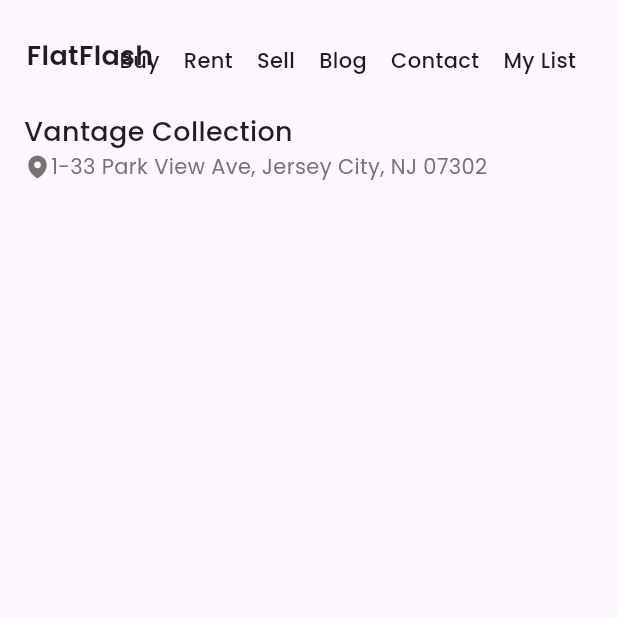
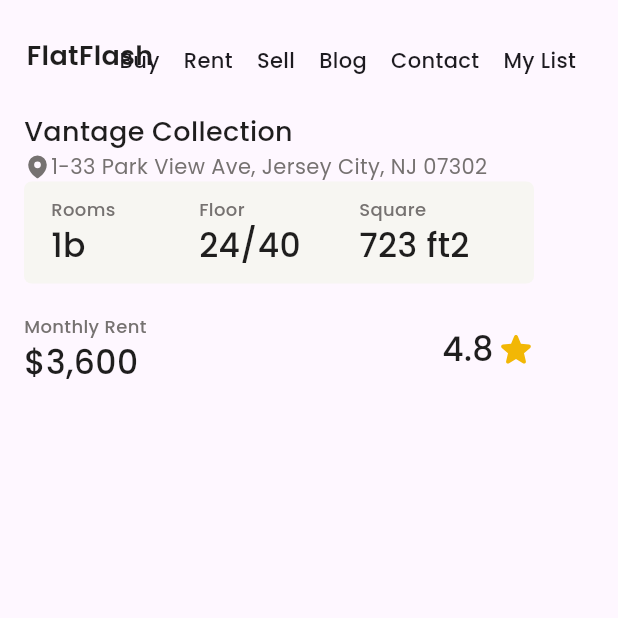
Before and after one commit to Luismi74/Real-Estate-Website-Mockup-Flutter, a Flutter app: the screen it shows after launch, on a phone screen of 412 x 824 dp, the top half of it. Run offline on Flutter 3.47's test engine with Material 2 defaults, Android fonts, the phone set to English and light mode, and no system bars; our stand-ins replace google_fonts, heroicons.

Commit message:
Updating listing description

```diff
--- a/lib/pages/listing_description.dart
+++ b/lib/pages/listing_description.dart
@@ -31,8 +31,139 @@ class ListingDescription extends StatelessWidget {
                   '1-33 Park View Ave, Jersey City, NJ 07302',
                   style: GoogleFonts.poppins(
                       color: grayBasic, fontWeight: FontWeight.w400),
-                )
+                ),
               ],
+            ),
+            Container(
+              width: 340,
+              padding: const EdgeInsets.all(10),
+              decoration: const BoxDecoration(
+                color: graybackground,
+                borderRadius: BorderRadius.all(
+                  Radius.circular(5),
+                ),
+              ),
+              child: Row(
+                children: [
+                  Expanded(
+                    child: Padding(
+                      padding: const EdgeInsets.only(left: 8.0),
+                      child: Column(
+                        crossAxisAlignment: CrossAxisAlignment.start,
+                        mainAxisAlignment: MainAxisAlignment.spaceBetween,
+                        children: [
+                          Text(
+                            'Rooms',
+                            style: GoogleFonts.poppins(
+                                color: grayBasic,
+                                fontWeight: FontWeight.w500,
+                                fontSize: 12),
+                          ),
+                          Text(
+                            '1b',
+                            style: GoogleFonts.poppins(
+                                color: flatblack,
+                                fontSize: 22,
+                                fontWeight: FontWeight.w500),
+                          ),
+                        ],
+                      ),
+                    ),
+                  ),
+                  Expanded(
+                    child: Column(
+                      crossAxisAlignment: CrossAxisAlignment.start,
+                      mainAxisAlignment: MainAxisAlignment.spaceBetween,
+                      children: [
+                        Text(
+                          'Floor',
+                          style: GoogleFonts.poppins(
+                              color: grayBasic,
+                              fontWeight: FontWeight.w500,
+                              fontSize: 12),
+                        ),
+                        Text(
+                          '24/40',
+                          style: GoogleFonts.poppins(
+                              color: flatblack,
+                              fontSize: 22,
+                              fontWeight: FontWeight.w500),
+                        ),
+                      ],
+                    ),
+                  ),
+                  Expanded(
+                    child: Column(
+                      crossAxisAlignment: CrossAxisAlignment.start,
+                      mainAxisAlignment: MainAxisAlignment.spaceBetween,
+                      children: [
+                        Text(
+                          'Square',
+                          style: GoogleFonts.poppins(
+                              color: grayBasic,
+                              fontWeight: FontWeight.w500,
+                              fontSize: 12),
+                        ),
+                        Text(
+                          '723 ft2',
+                          style: GoogleFonts.poppins(
+                              color: flatblack,
+                              fontSize: 22,
+                              fontWeight: FontWeight.w500),
+                        ),
+                      ],
+                    ),
+                  )
+                ],
+              ),
+            ),
+            Container(
+              padding: EdgeInsets.only(top: 20),
+              width: 340,
+              child: Row(
+                mainAxisAlignment: MainAxisAlignment.spaceBetween,
+                children: [
+                  Column(
+                    crossAxisAlignment: CrossAxisAlignment.start,
+                    mainAxisAlignment: MainAxisAlignment.spaceBetween,
+                    children: [
+                      Text(
+                        'Monthly Rent',
+                        style: GoogleFonts.poppins(
+                            color: grayBasic,
+                            fontWeight: FontWeight.w500,
+                            fontSize: 12),
+                      ),
+                      Text(
+                        '\$3,600',
+                        style: GoogleFonts.poppins(
+                            color: flatblack,
+                            fontSize: 22,
+                            fontWeight: FontWeight.w500),
+                      ),
+                    ],
+                  ),
+                  Row(
+                    children: [
+                      Padding(
+                        padding: const EdgeInsets.only(right: 3.0),
+                        child: Text(
+                          '4.8',
+                          style: GoogleFonts.poppins(
+                              color: flatblack,
+                              fontSize: 22,
+                              fontWeight: FontWeight.w500),
+                        ),
+                      ),
+                      const HeroIcon(
+                        HeroIcons.star,
+                        style: HeroIconStyle.solid,
+                        color: yellow,
+                      )
+                    ],
+                  )
+                ],
+              ),
             )
           ],
         ),
--- a/lib/styles/colors.dart
+++ b/lib/styles/colors.dart
@@ -5,3 +5,4 @@ const demiblack = Color(0xFF1C1302);
 const graybackground = Color(0xffF7F6F2);
 const flatblack = Color(0xff1F1E1E);
 const grayBasic = Color(0xFF767271);
+const yellow = Color(0xFFF2B705);
```
